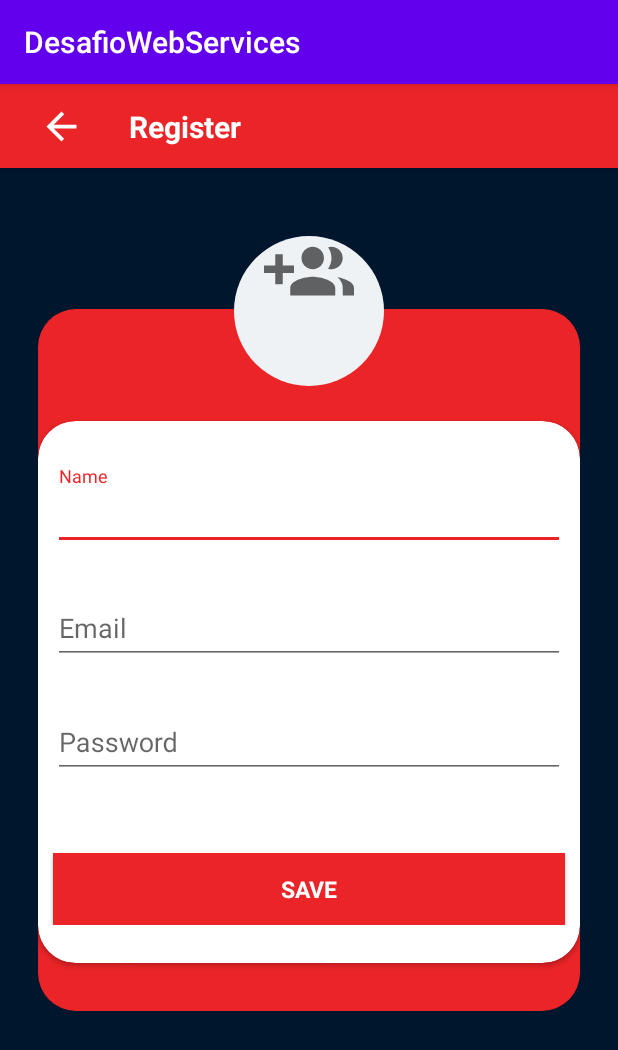
After one commit to RafaelIrineu/DesafioWebServices, an Android app: the fragment RegisterFragment shown on its own in the app's theme, on a phone screen of 412 x 824 dp. The commit adds this screen. Shown: the top 1050 px of the screen. Run offline under Robolectric (Android 15) with nearby library versions, the phone set to English and light mode, and no system bars.

Commit message:
Layout de Login e Registro

```diff
--- a/app/src/main/java/com/rafaelirineu/desafiowebservices/MainActivity.kt
+++ b/app/src/main/java/com/rafaelirineu/desafiowebservices/MainActivity.kt
@@ -1,7 +1,12 @@
 package com.rafaelirineu.desafiowebservices
 
+import android.content.Intent
 import androidx.appcompat.app.AppCompatActivity
 import android.os.Bundle
+import android.widget.Button
+import com.rafaelirineu.desafiowebservices.login.LoginFragment
+import com.rafaelirineu.desafiowebservices.register.RegisterFragment
+import kotlinx.android.synthetic.main.activity_main.*
 
 class MainActivity : AppCompatActivity() {
     override fun onCreate(savedInstanceState: Bundle?) {
--- /dev/null
+++ b/app/src/main/java/com/rafaelirineu/desafiowebservices/register/RegisterFragment.kt
@@ -0,0 +1,18 @@
+package com.rafaelirineu.desafiowebservices.register
+
+import android.os.Bundle
+import androidx.fragment.app.Fragment
+import android.view.LayoutInflater
+import android.view.View
+import android.view.ViewGroup
+import com.rafaelirineu.desafiowebservices.R
+
+class RegisterFragment : Fragment() {
+
+    override fun onCreateView(
+        inflater: LayoutInflater, container: ViewGroup?,
+        savedInstanceState: Bundle?
+    ): View? {
+        return inflater.inflate(R.layout.fragment_register, container, false)
+    }
+}
--- /dev/null
+++ b/app/src/main/res/drawable/ic_baseline_arrow_back_24.xml
@@ -0,0 +1,10 @@
+<vector xmlns:android="http://schemas.android.com/apk/res/android"
+    android:width="24dp"
+    android:height="24dp"
+    android:viewportWidth="24"
+    android:viewportHeight="24"
+    android:tint="@color/colorWhite">
+  <path
+      android:fillColor="@android:color/white"
+      android:pathData="M20,11H7.83l5.59,-5.59L12,4l-8,8 8,8 1.41,-1.41L7.83,13H20v-2z"/>
+</vector>
--- /dev/null
+++ b/app/src/main/res/drawable/ic_baseline_group_add_24.xml
@@ -0,0 +1,10 @@
+<vector xmlns:android="http://schemas.android.com/apk/res/android"
+    android:width="24dp"
+    android:height="24dp"
+    android:viewportWidth="24"
+    android:viewportHeight="24"
+    android:tint="?attr/colorControlNormal">
+  <path
+      android:fillColor="@android:color/white"
+      android:pathData="M8,10L5,10L5,7L3,7v3L0,10v2h3v3h2v-3h3v-2zM18,11c1.66,0 2.99,-1.34 2.99,-3S19.66,5 18,5c-0.32,0 -0.63,0.05 -0.91,0.14 0.57,0.81 0.9,1.79 0.9,2.86s-0.34,2.04 -0.9,2.86c0.28,0.09 0.59,0.14 0.91,0.14zM13,11c1.66,0 2.99,-1.34 2.99,-3S14.66,5 13,5c-1.66,0 -3,1.34 -3,3s1.34,3 3,3zM19.62,13.16c0.83,0.73 1.38,1.66 1.38,2.84v2h3v-2c0,-1.54 -2.37,-2.49 -4.38,-2.84zM13,13c-2,0 -6,1 -6,3v2h12v-2c0,-2 -4,-3 -6,-3z"/>
+</vector>
--- /dev/null
+++ b/app/src/main/res/drawable/shape_user.xml
@@ -0,0 +1,6 @@
+<?xml version="1.0" encoding="utf-8"?>
+<shape android:shape="oval"
+    xmlns:android="http://schemas.android.com/apk/res/android">
+    <solid android:color="#FFEFF2F5"/>
+    <size android:height="150dp" android:width="150dp"/>
+</shape>
--- a/app/src/main/res/layout/activity_main.xml
+++ b/app/src/main/res/layout/activity_main.xml
@@ -17,4 +17,16 @@
       app:layout_constraintRight_toRightOf="parent"
       app:layout_constraintTop_toTopOf="parent" />
 
+    <Button
+        android:id="@+id/btnLogin"
+        android:layout_width="wrap_content"
+        android:layout_height="wrap_content"
+        android:text="login"/>
+
+    <Button
+        android:id="@+id/btnRegister"
+        android:layout_width="wrap_content"
+        android:layout_height="wrap_content"
+        android:text="Register"/>
+
   </LinearLayout>
--- a/app/src/main/res/layout/fragment_login.xml
+++ b/app/src/main/res/layout/fragment_login.xml
@@ -52,7 +52,7 @@
         <LinearLayout
             android:layout_width="361dp"
             android:layout_height="wrap_content"
-            android:layout_marginTop="50dp"
+            android:layout_marginTop="30dp"
             android:orientation="vertical">
 
             <com.google.android.material.textfield.TextInputLayout
@@ -68,7 +68,7 @@
                     android:id="@+id/txtInputEmail_fragmentLogin"
                     android:layout_width="match_parent"
                     android:layout_height="wrap_content"
-                    android:inputType="text" />
+                    android:inputType="textEmailAddress" />
 
             </com.google.android.material.textfield.TextInputLayout>
 
@@ -103,13 +103,14 @@
                 android:id="@+id/btnLogin_fragmentLogin"
                 android:layout_width="match_parent"
                 android:layout_height="wrap_content"
+                android:layout_marginTop="20dp"
                 android:layout_marginLeft="10dp"
                 android:layout_marginRight="10dp"
-                android:background="@color/colorAccent"
+                android:background="@color/colorBackgroundSecondary"
                 android:fontFamily="sans-serif"
                 android:text="@string/login"
                 android:textColor="@color/colorWhite"
-                android:textSize="20sp"
+                android:textSize="15sp"
                 android:textStyle="bold" />
 
             <Button
@@ -123,7 +124,7 @@
                 android:fontFamily="sans-serif-light"
                 android:text="@string/create_account"
                 android:textAllCaps="false"
-                android:textSize="20sp" />
+                android:textSize="15sp" />
 
         </LinearLayout>
 
--- /dev/null
+++ b/app/src/main/res/layout/fragment_register.xml
@@ -0,0 +1,194 @@
+<?xml version="1.0" encoding="utf-8"?>
+<androidx.constraintlayout.widget.ConstraintLayout xmlns:android="http://schemas.android.com/apk/res/android"
+    xmlns:app="http://schemas.android.com/apk/res-auto"
+    xmlns:tools="http://schemas.android.com/tools"
+    android:layout_width="match_parent"
+    android:layout_height="match_parent"
+    android:background="@color/colorBackgroundPrimary"
+    tools:context=".register.RegisterFragment">
+
+    <com.google.android.material.appbar.AppBarLayout
+        android:id="@+id/appBar_fragmentRegister"
+        android:layout_width="match_parent"
+        android:layout_height="?attr/actionBarSize"
+        android:background="@color/colorBackgroundSecondary"
+        app:layout_constraintTop_toTopOf="parent">
+
+        <androidx.appcompat.widget.Toolbar
+            android:id="@+id/toolbar_fragmentRegister"
+            android:layout_width="match_parent"
+            android:layout_height="match_parent">
+
+            <androidx.constraintlayout.widget.ConstraintLayout
+
+                android:layout_width="match_parent"
+                android:layout_height="match_parent">
+
+                <ImageView
+                    android:id="@+id/imgBack"
+                    android:layout_width="30dp"
+                    android:layout_height="55dp"
+                    android:layout_marginStart="10dp"
+                    android:src="@drawable/ic_baseline_arrow_back_24"
+                    app:layout_constraintBottom_toBottomOf="parent"
+                    app:layout_constraintStart_toStartOf="parent"
+                    app:layout_constraintTop_toTopOf="parent" />
+
+                <TextView
+                    android:id="@+id/txtRegister_registerFragment"
+                    android:layout_width="wrap_content"
+                    android:layout_height="wrap_content"
+                    android:layout_marginStart="30dp"
+                    android:text="@string/register"
+                    android:textColor="@color/colorWhite"
+                    android:textSize="20sp"
+                    android:textStyle="bold"
+                    app:layout_constraintBottom_toBottomOf="parent"
+                    app:layout_constraintStart_toEndOf="@id/imgBack"
+                    app:layout_constraintTop_toTopOf="parent" />
+
+            </androidx.constraintlayout.widget.ConstraintLayout>
+
+        </androidx.appcompat.widget.Toolbar>
+
+    </com.google.android.material.appbar.AppBarLayout>
+
+
+    <androidx.constraintlayout.widget.ConstraintLayout
+        android:id="@+id/constraintLayout_fragmentRegister"
+        android:layout_width="match_parent"
+        android:layout_height="match_parent"
+        android:layout_marginStart="25dp"
+        android:layout_marginTop="150dp"
+        android:layout_marginEnd="25dp"
+        android:layout_marginBottom="150dp"
+        android:background="@drawable/shape_login"
+        app:layout_constraintBottom_toBottomOf="parent"
+        app:layout_constraintEnd_toEndOf="parent"
+        app:layout_constraintStart_toStartOf="parent"
+        app:layout_constraintTop_toTopOf="parent">
+
+        <TextView
+            android:id="@+id/txtFake_fragmentRegister"
+            android:layout_width="match_parent"
+            android:layout_height="wrap_content"
+            android:layout_marginStart="30dp"
+            android:layout_marginTop="15dp"
+            android:layout_marginEnd="30dp"
+            android:gravity="center"
+            android:textSize="25sp"
+            app:layout_constraintEnd_toEndOf="@+id/constraintLayout_fragmentLogin"
+            app:layout_constraintStart_toStartOf="@+id/constraintLayout_fragmentLogin"
+            app:layout_constraintTop_toTopOf="@+id/constraintLayout_fragmentLogin" />
+
+        <androidx.cardview.widget.CardView
+            android:id="@+id/cardView_fragmentLogin"
+            android:layout_width="361dp"
+            android:layout_height="361dp"
+            android:layout_marginTop="40dp"
+            android:background="@color/colorWhite"
+            app:cardCornerRadius="25dp"
+            app:layout_constraintBottom_toBottomOf="@+id/constraintLayout_fragmentLogin"
+            app:layout_constraintEnd_toEndOf="parent"
+            app:layout_constraintStart_toStartOf="parent"
+            app:layout_constraintTop_toBottomOf="@id/txtFake_fragmentRegister">
+
+            <LinearLayout
+                android:layout_width="361dp"
+                android:layout_height="wrap_content"
+                android:layout_marginTop="20dp"
+                android:orientation="vertical">
+
+                <com.google.android.material.textfield.TextInputLayout
+                    android:id="@+id/txtName_fragmentRegister"
+                    android:layout_width="match_parent"
+                    android:layout_height="wrap_content"
+                    android:layout_margin="10dp"
+                    android:background="@color/colorWhite"
+                    android:hint="@string/name"
+                    app:hintTextColor="@color/colorHint">
+
+                    <com.google.android.material.textfield.TextInputEditText
+                        android:id="@+id/txtInputName_fragmentRegister"
+                        android:layout_width="match_parent"
+                        android:layout_height="wrap_content"
+                        android:inputType="text" />
+
+                </com.google.android.material.textfield.TextInputLayout>
+
+                <com.google.android.material.textfield.TextInputLayout
+                    android:id="@+id/txtEmail_fragmentRegister"
+                    android:layout_width="match_parent"
+                    android:layout_height="wrap_content"
+                    android:layout_margin="10dp"
+                    android:background="@color/colorWhite"
+                    android:hint="@string/email"
+                    app:hintTextColor="@color/colorHint">
+
+                    <com.google.android.material.textfield.TextInputEditText
+                        android:id="@+id/txtInpuEmail_fragmentRegister"
+                        android:layout_width="match_parent"
+                        android:layout_height="wrap_content"
+                        android:inputType="textEmailAddress" />
+
+                </com.google.android.material.textfield.TextInputLayout>
+
+                <com.google.android.material.textfield.TextInputLayout
+                    android:id="@+id/txtPassword_fragmentRegister"
+                    android:layout_width="match_parent"
+                    android:layout_height="wrap_content"
+                    android:layout_margin="10dp"
+                    android:background="@color/colorWhite"
+                    android:hint="@string/password"
+                    app:hintTextColor="@color/colorHint">
+
+                    <com.google.android.material.textfield.TextInputEditText
+                        android:id="@+id/txtInpuPassword_fragmentRegister"
+                        android:layout_width="match_parent"
+                        android:layout_height="wrap_content"
+                        android:inputType="textPassword" />
+
+                </com.google.android.material.textfield.TextInputLayout>
+
+                <Button
+                    android:id="@+id/btnSave_fragmentRegister"
+                    android:layout_width="match_parent"
+                    android:layout_height="wrap_content"
+                    android:layout_marginLeft="10dp"
+                    android:layout_marginTop="40dp"
+                    android:layout_marginRight="10dp"
+                    android:background="@color/colorBackgroundSecondary"
+                    android:fontFamily="sans-serif"
+                    android:text="@string/save"
+                    android:textColor="@color/colorWhite"
+                    android:textSize="15sp"
+                    android:textStyle="bold" />
+
+            </LinearLayout>
+
+        </androidx.cardview.widget.CardView>
+
+    </androidx.constraintlayout.widget.ConstraintLayout>
+
+    <View
+        android:layout_width="100dp"
+        android:layout_height="100dp"
+        android:layout_marginTop="45dp"
+        android:background="@drawable/shape_user"
+        app:layout_constraintEnd_toEndOf="parent"
+        app:layout_constraintStart_toStartOf="parent"
+        app:layout_constraintTop_toBottomOf="@+id/appBar_fragmentRegister" />
+
+    <ImageView
+        android:id="@+id/imgUser_fragmentRegister"
+        android:layout_width="60dp"
+        android:layout_height="60dp"
+        android:layout_marginTop="45dp"
+        android:scaleType="fitXY"
+        android:src="@drawable/ic_baseline_group_add_24"
+        app:layout_constraintBottom_toTopOf="@+id/constraintLayout_fragmentRegister"
+        app:layout_constraintEnd_toEndOf="parent"
+        app:layout_constraintStart_toStartOf="parent"
+        app:layout_constraintTop_toBottomOf="@id/appBar_fragmentRegister" />
+
+</androidx.constraintlayout.widget.ConstraintLayout>
--- a/app/src/main/res/values/strings.xml
+++ b/app/src/main/res/values/strings.xml
@@ -1,7 +1,6 @@
 <resources>
     <string name="app_name">DesafioWebServices</string>
     <string name="splash_screen_image">Splash Screen Image</string>
-    <!-- TODO: Remove or change this placeholder text -->
     <string name="hello_blank_fragment">Hello blank fragment</string>
     <string name="welcome_to_the_marvel_hq_s">Welcome to the Marvel HQ\'s</string>
     <string name="email">Email</string>
@@ -9,4 +8,7 @@
     <string name="remember">Remember</string>
     <string name="login">LOG IN</string>
     <string name="create_account">Create account</string>
+    <string name="register">Register</string>
+    <string name="name">Name</string>
+    <string name="save">save</string>
 </resources>
```
